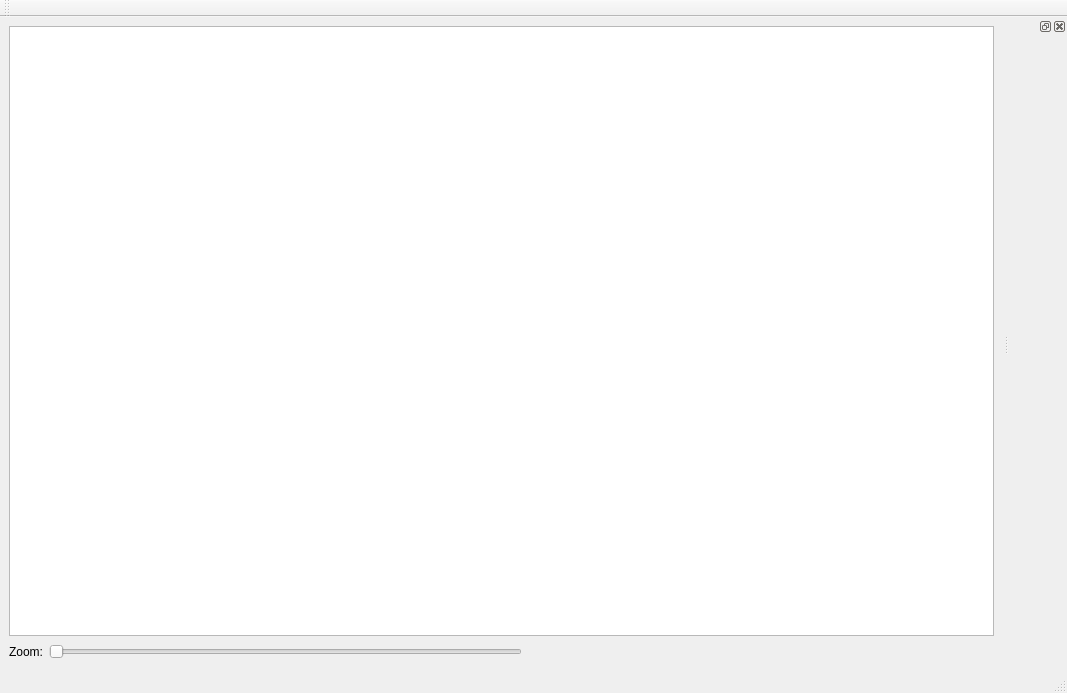
Above: MainWindow.ui from Ramblurr/PietCreator before the change. Below: the same form after it.
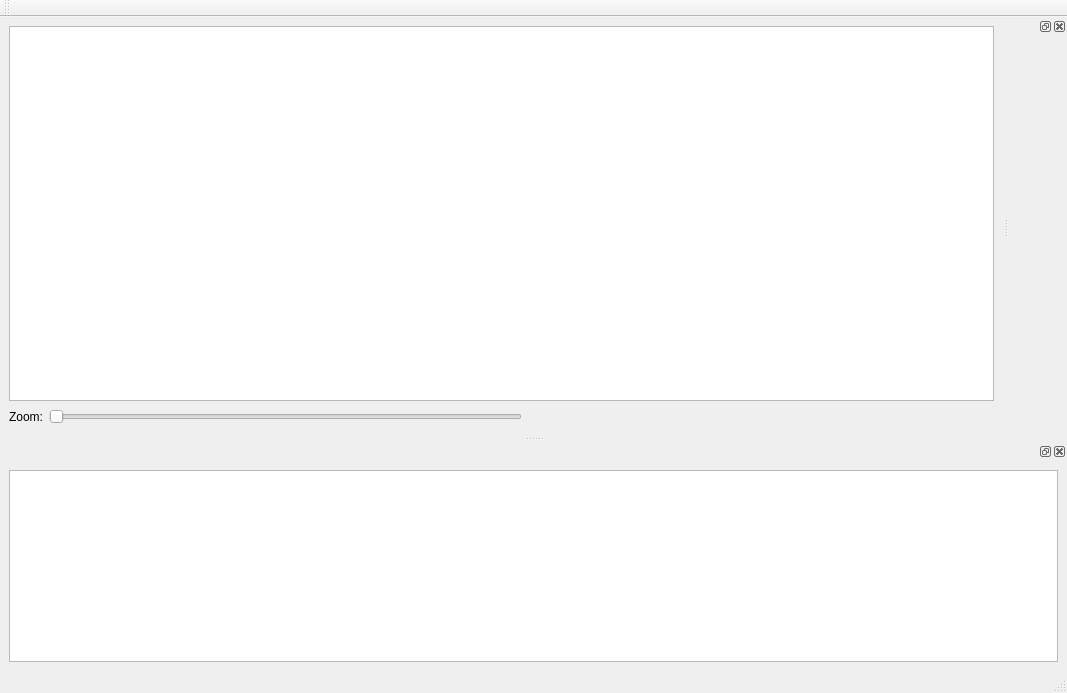
That is the form after the change.

What changed in the file:
```diff
--- a/MainWindow.ui
+++ b/MainWindow.ui
@@ -120,6 +120,18 @@
     </layout>
    </widget>
   </widget>
+  <widget class="QDockWidget" name="dockWidget_2">
+   <attribute name="dockWidgetArea">
+    <number>8</number>
+   </attribute>
+   <widget class="QWidget" name="dockWidgetContents">
+    <layout class="QVBoxLayout" name="verticalLayout_3">
+     <item>
+      <widget class="QListView" name="mOutputView"/>
+     </item>
+    </layout>
+   </widget>
+  </widget>
   <action name="actionToggleGrid">
    <property name="text">
     <string>Toggle &amp;Grid</string>
```
Left out of the diff: 2 changed lines with no effect on the pictures.
